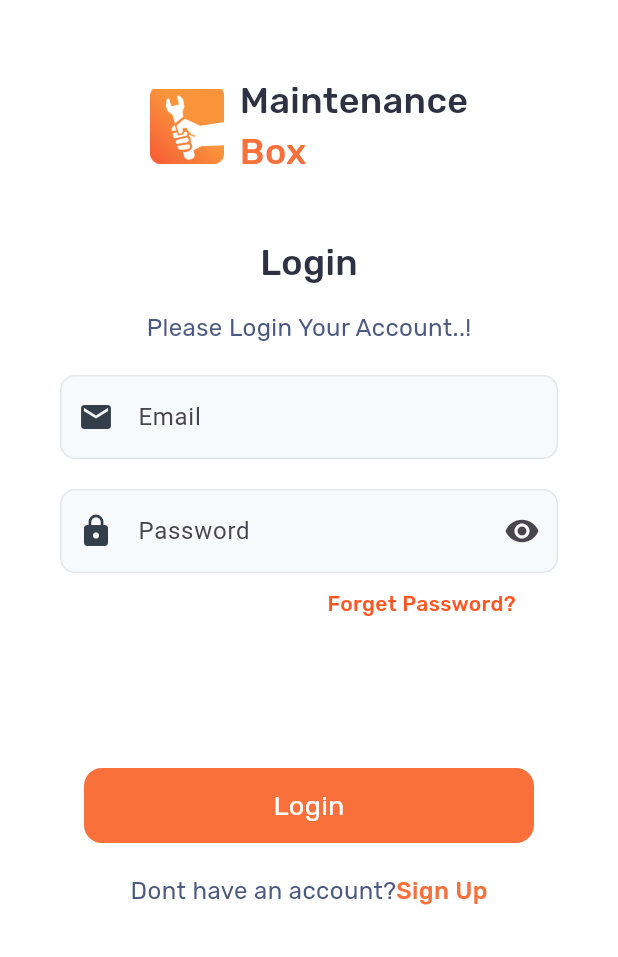
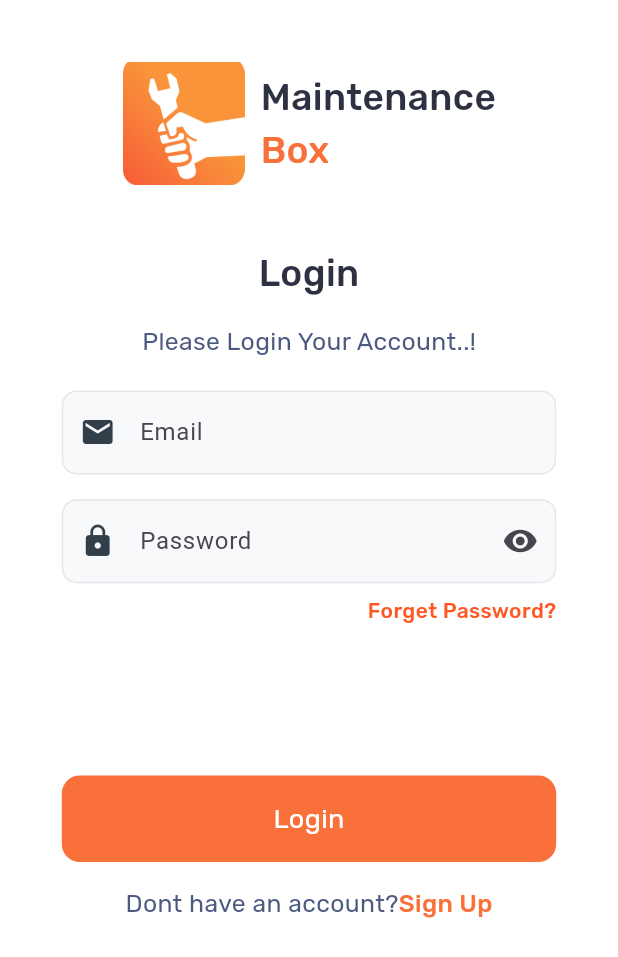
Before and after one commit to NomanTariq765/M-BOX-UI, a Flutter app: the screen it shows after launch, on a phone screen of 412 x 824 dp. Shown: the top 957 px of the screen. Run offline on Flutter 3.47's test engine with Material 3 defaults, Android fonts, the phone set to English and light mode, and no system bars.

Commit message:
Update main.dart

```diff
--- a/lib/main.dart
+++ b/lib/main.dart
@@ -1,6 +1,4 @@
-import 'package:flutter/cupertino.dart';
 import 'package:flutter/material.dart';
-import 'package:flutter/widgets.dart';
 
 void main() {
   runApp(const MyApp());
@@ -17,21 +15,26 @@ class MyApp extends StatelessWidget {
         home: Scaffold(
           backgroundColor: Colors.white,
           body: SafeArea(
-            child: SingleChildScrollView(
+            child: LayoutBuilder(
+              builder: (context, constraints) {
+                return SingleChildScrollView(
+                  child: Padding(
+                    padding: EdgeInsets.symmetric(
+                        horizontal: constraints.maxWidth * 0.1),
                     child: Column(
                       children: [
                         SizedBox(
-                    height: 50,
+                          height: constraints.maxHeight * 0.05,
                         ),
                         Row(
                           mainAxisAlignment: MainAxisAlignment.center,
                           crossAxisAlignment: CrossAxisAlignment.center,
                           children: [
                             Image(
-                          height: 50,
-                          width: 50,
-                          image: AssetImage('images/logo.png')),
-                      SizedBox(
+                                height: constraints.maxHeight * 0.1,
+                                width: constraints.maxHeight * 0.1,
+                                image: const AssetImage('images/logo.png')),
+                            const SizedBox(
                               width: 10,
                             ),
                             Column(
@@ -40,117 +43,113 @@ class MyApp extends StatelessWidget {
                                 Text(
                                   'Maintenance',
                                   style: TextStyle(
-                                fontSize: 24,
+                                      fontSize: constraints.maxHeight * 0.03,
                                       fontFamily: 'Rubik Medium',
-                                color: Color(0xff2D3142)),
+                                      color: const Color(0xff2D3142)),
                                 ),
                                 Text(
                                   'Box',
                                   style: TextStyle(
-                                fontSize: 24,
+                                      fontSize: constraints.maxHeight * 0.03,
                                       fontFamily: 'Rubik Medium',
-                                color: Color(0xffF9703B)),
+                                      color: const Color(0xffF9703B)),
                                 ),
                               ],
                             ),
                           ],
                         ),
                         SizedBox(
-                    height: 40,
+                          height: constraints.maxHeight * 0.05,
                         ),
                         Center(
                             child: Text(
                           'Login',
                           style: TextStyle(
-                            fontSize: 24,
+                              fontSize: constraints.maxHeight * 0.03,
                               fontFamily: 'Rubik Medium',
-                            color: Color(0xff2D3142)),
+                              color: const Color(0xff2D3142)),
                         )),
                         SizedBox(
-                    height: 15,
+                          height: constraints.maxHeight * 0.02,
                         ),
                         Center(
                           child: Text(
                             'Please Login Your Account..!',
                             style: TextStyle(
-                          fontSize: 16,
+                                fontSize: constraints.maxHeight * 0.02,
                                 fontFamily: 'Rubik Regular',
-                          color: Color(0xff4C5980)),
+                                color: const Color(0xff4C5980)),
                           ),
                         ),
                         const SizedBox(
                           height: 20,
                         ),
-                  Padding(
-                    padding: EdgeInsets.symmetric(horizontal: 40),
-                    child: TextFormField(
+                        TextFormField(
                           decoration: InputDecoration(
                             hintText: 'Email',
-                        fillColor: Color(0xffF8F9FA),
+                            fillColor: const Color(0xffF8F9FA),
                             filled: true,
-                        prefixIcon: Icon(
+                            prefixIcon: const Icon(
                               Icons.mail,
                               color: Color(0xff323F4B),
                             ),
                             focusedBorder: OutlineInputBorder(
-                          borderSide: BorderSide(color: Color(0xffE4E7EB)),
+                              borderSide:
+                                  const BorderSide(color: Color(0xffE4E7EB)),
                               borderRadius: BorderRadius.circular(10),
                             ),
                             enabledBorder: OutlineInputBorder(
-                          borderSide: BorderSide(color: Color(0xffE4E7EB)),
+                              borderSide:
+                                  const BorderSide(color: Color(0xffE4E7EB)),
                               borderRadius: BorderRadius.circular(10),
                             ),
                           ),
                         ),
+                        SizedBox(
+                          height: constraints.maxHeight * 0.02,
                         ),
-                  SizedBox(
-                    height: 20,
-                  ),
-                  Padding(
-                    padding: EdgeInsets.symmetric(horizontal: 40),
-                    child: TextFormField(
+                        TextFormField(
                           obscureText: true,
                           decoration: InputDecoration(
-                          suffixIcon: Icon(Icons.visibility),
+                              suffixIcon: const Icon(Icons.visibility),
                               hintText: 'Password',
-                          fillColor: Color(0xffF8F9FA),
+                              fillColor: const Color(0xffF8F9FA),
                               filled: true,
-                          prefixIcon: Icon(
+                              prefixIcon: const Icon(
                                 Icons.lock,
                                 color: Color(0xff323F4B),
                               ),
                               focusedBorder: OutlineInputBorder(
-                            borderSide: BorderSide(color: Color(0xffE4E7EB)),
+                                borderSide:
+                                    const BorderSide(color: Color(0xffE4E7EB)),
                                 borderRadius: BorderRadius.circular(10),
                               ),
                               enabledBorder: OutlineInputBorder(
-                            borderSide: BorderSide(color: Color(0xffE4E7EB)),
+                                borderSide:
+                                    const BorderSide(color: Color(0xffE4E7EB)),
                                 borderRadius: BorderRadius.circular(10),
                               )),
                         ),
-                  ),
                         SizedBox(
-                    height: 10,
+                          height: constraints.maxHeight * 0.01,
                         ),
                         Container(
-                    child: Padding(
-                      padding: const EdgeInsets.only(left: 150),
-                      child: Text(
+                          alignment: Alignment.centerRight,
+                          child: const Text(
                             'Forget Password?',
                             style: TextStyle(
                                 fontFamily: 'Rubik Medium',
                                 color: Colors.deepOrange),
                           ),
                         ),
-                  ),
                         const SizedBox(
                           height: 100,
                         ),
                         Container(
-                    height: 50,
-                    width: 300,
+                          height: constraints.maxHeight * 0.07,
+                          width: constraints.maxWidth * 0.8,
                           decoration: BoxDecoration(
-                        color: Color(0xffF9703B),
+                              color: const Color(0xffF9703B),
                               borderRadius: BorderRadius.circular(12)),
                           child: const Center(
                             child: Text(
@@ -163,7 +162,7 @@ class MyApp extends StatelessWidget {
                           ),
                         ),
                         SizedBox(
-                    height: 20,
+                          height: constraints.maxHeight * 0.02,
                         ),
                         Row(
                           mainAxisAlignment: MainAxisAlignment.center,
@@ -172,24 +171,28 @@ class MyApp extends StatelessWidget {
                               'Dont have an account?',
                               textAlign: TextAlign.center,
                               style: TextStyle(
-                            fontSize: 16,
+                                  fontSize: constraints.maxHeight * 0.02,
                                   fontFamily: 'Rubik Regular',
-                            color: Color(0xff4C5980)),
+                                  color: const Color(0xff4C5980)),
                             ),
                             Text(
                               'Sign Up',
                               textAlign: TextAlign.center,
                               style: TextStyle(
-                            fontSize: 16,
+                                  fontSize: constraints.maxHeight * 0.02,
                                   fontFamily: 'Rubik Medium',
-                            color: Color(0xffF9703B)),
+                                  color: const Color(0xffF9703B)),
                             )
                           ],
                         ),
                       ],
                     ),
                   ),
+                );
+              },
             ),
-        ));
+          ),
+        )
+    );
   }
 }
```
Lines whose indentation alone changed are shown as unchanged.
